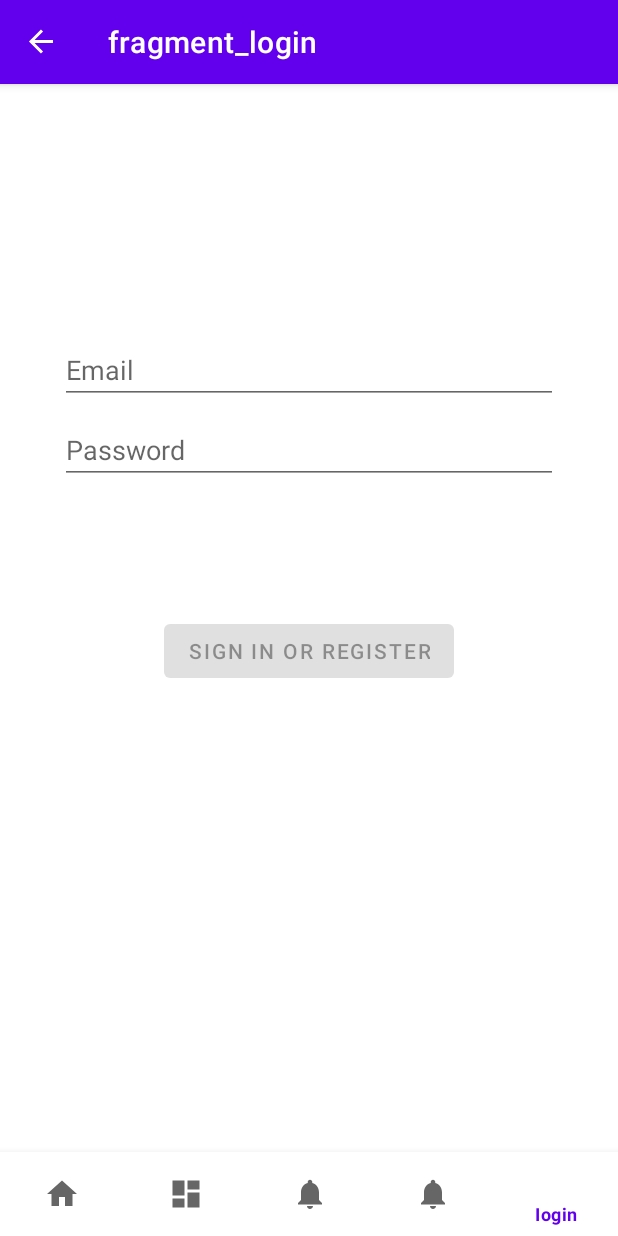
After one commit to Pokhyl/BottomNavigationCat, an Android app: the LoginFragment screen opened through its navigation route, on a phone screen of 412 x 824 dp. The commit adds this screen. Run offline under Robolectric (Android 15) with nearby library versions, the phone set to English and light mode, and no system bars; our stand-ins replace navigation-ui; 5 statements that could not run were skipped.

Commit message:
BottomNavigation

```diff
--- a/app/build.gradle
+++ b/app/build.gradle
@@ -39,6 +39,7 @@ android {
 dependencies {
     implementation 'com.android.support:support-annotations:28.0.0'
     implementation 'androidx.legacy:legacy-support-v4:1.0.0'
+    implementation 'androidx.annotation:annotation:1.3.0'
     def room_version = "2.3.0"
 
     implementation("androidx.room:room-runtime:$room_version")
--- a/app/src/main/java/com/example/bottomnavigationcat/di/ViewModelFactory.kt
+++ b/app/src/main/java/com/example/bottomnavigationcat/di/ViewModelFactory.kt
@@ -4,6 +4,7 @@ import androidx.lifecycle.ViewModelProvider
 import javax.inject.Inject
 import javax.inject.Provider
       //ФАБРИКА
+//   viewModel = ViewModelProvider(this).get(BlankViewModel::class.java)
 class ViewModelFactory @Inject constructor(
     private val creators: Map<Class<out ViewModel>, @JvmSuppressWildcards Provider<ViewModel>>
 ) : ViewModelProvider.Factory {
--- a/app/src/main/java/com/example/bottomnavigationcat/ui/blank/BlankFragment.kt
+++ b/app/src/main/java/com/example/bottomnavigationcat/ui/blank/BlankFragment.kt
@@ -39,6 +39,11 @@ class BlankFragment : Fragment() {
     override fun onActivityCreated(savedInstanceState: Bundle?) {
         super.onActivityCreated(savedInstanceState)
      //   viewModel = ViewModelProvider(this).get(BlankViewModel::class.java)
+      //  val creator:ViewModelProvider = creators[modelClass] ?: creators.entries.firstOrNull {
+//            modelClass.isAssignableFrom(it.key)
+//        }?.value ?: throw IllegalArgumentException("unknown model class $modelClass")
+//        @Suppress("UNCHECKED_CAST")
+//        return creator.get() as T
         (requireContext() as MainActivity).mainComponent.inject(this)
         viewModel.repository.liveData.observe(viewLifecycleOwner,{ println(it)})
         viewModel.liveData.observe(viewLifecycleOwner,{ println(it.size)})
--- /dev/null
+++ b/app/src/main/java/com/example/bottomnavigationcat/ui/ui/login/LoginFragment.kt
@@ -0,0 +1,130 @@
+package com.example.bottomnavigationcat.ui.ui.login
+
+import androidx.lifecycle.Observer
+import androidx.lifecycle.ViewModelProvider
+import androidx.annotation.StringRes
+import androidx.fragment.app.Fragment
+import android.os.Bundle
+import android.text.Editable
+import android.text.TextWatcher
+import android.view.LayoutInflater
+import android.view.View
+import android.view.ViewGroup
+import android.view.inputmethod.EditorInfo
+import android.widget.Button
+import android.widget.EditText
+import android.widget.ProgressBar
+import android.widget.Toast
+import com.example.bottomnavigationcat.databinding.FragmentLoginBinding
+
+
+class LoginFragment : Fragment() {
+
+    private lateinit var loginViewModel: LoginViewModel
+    private var _binding: FragmentLoginBinding? = null
+
+    // This property is only valid between onCreateView and
+    // onDestroyView.
+    private val binding get() = _binding!!
+
+    override fun onCreateView(
+        inflater: LayoutInflater,
+        container: ViewGroup?,
+        savedInstanceState: Bundle?
+    ): View? {
+
+        _binding = FragmentLoginBinding.inflate(inflater, container, false)
+        return binding.root
+
+    }
+
+    override fun onViewCreated(view: View, savedInstanceState: Bundle?) {
+        super.onViewCreated(view, savedInstanceState)
+        loginViewModel = ViewModelProvider(this, LoginViewModelFactory())
+            .get(LoginViewModel::class.java)
+
+        val usernameEditText = binding.username
+        val passwordEditText = binding.password
+        val loginButton = binding.login
+        val loadingProgressBar = binding.loading
+
+        loginViewModel.loginFormState.observe(viewLifecycleOwner,
+            Observer { loginFormState ->
+                if (loginFormState == null) {
+                    return@Observer
+                }
+                loginButton.isEnabled = loginFormState.isDataValid
+                loginFormState.usernameError?.let {
+                    usernameEditText.error = getString(it)
+                }
+                loginFormState.passwordError?.let {
+                    passwordEditText.error = getString(it)
+                }
+            })
+
+        loginViewModel.loginResult.observe(viewLifecycleOwner,
+            Observer { loginResult ->
+                loginResult ?: return@Observer
+                loadingProgressBar.visibility = View.GONE
+                loginResult.error?.let {
+                    showLoginFailed(it)
+                }
+                loginResult.success?.let {
+                    updateUiWithUser(it)
+                }
+            })
+
+        val afterTextChangedListener = object : TextWatcher {
+            override fun beforeTextChanged(s: CharSequence, start: Int, count: Int, after: Int) {
+                // ignore
+            }
+
+            override fun onTextChanged(s: CharSequence, start: Int, before: Int, count: Int) {
+                // ignore
+            }
+
+            override fun afterTextChanged(s: Editable) {
+                loginViewModel.loginDataChanged(
+                    usernameEditText.text.toString(),
+                    passwordEditText.text.toString()
+                )
+            }
+        }
+        usernameEditText.addTextChangedListener(afterTextChangedListener)
+        passwordEditText.addTextChangedListener(afterTextChangedListener)
+        passwordEditText.setOnEditorActionListener { _, actionId, _ ->
+            if (actionId == EditorInfo.IME_ACTION_DONE) {
+                loginViewModel.login(
+                    usernameEditText.text.toString(),
+                    passwordEditText.text.toString()
+                )
+            }
+            false
+        }
+
+        loginButton.setOnClickListener {
+            loadingProgressBar.visibility = View.VISIBLE
+            loginViewModel.login(
+                usernameEditText.text.toString(),
+                passwordEditText.text.toString()
+            )
+        }
+    }
+
+    private fun updateUiWithUser(model: LoggedInUserView) {
+        val welcome = "velcom" + model.displayName
+        // TODO : initiate successful logged in experience
+        val appContext = context?.applicationContext ?: return
+        Toast.makeText(appContext, welcome, Toast.LENGTH_LONG).show()
+    }
+
+    private fun showLoginFailed(@StringRes errorString: Int) {
+        val appContext = context?.applicationContext ?: return
+        Toast.makeText(appContext, errorString, Toast.LENGTH_LONG).show()
+    }
+
+    override fun onDestroyView() {
+        super.onDestroyView()
+        _binding = null
+    }
+}
--- /dev/null
+++ b/app/src/main/java/com/example/bottomnavigationcat/ui/ui/login/LoginViewModel.kt
@@ -0,0 +1,56 @@
+package com.example.bottomnavigationcat.ui.ui.login
+
+import androidx.lifecycle.LiveData
+import androidx.lifecycle.MutableLiveData
+import androidx.lifecycle.ViewModel
+import android.util.Patterns
+import com.example.bottomnavigationcat.R
+import com.example.bottomnavigationcat.ui.data.LoginRepository
+import com.example.bottomnavigationcat.ui.data.Result
+
+
+
+class LoginViewModel(private val loginRepository: LoginRepository) : ViewModel() {
+
+    private val _loginForm = MutableLiveData<LoginFormState>()
+    val loginFormState: LiveData<LoginFormState> = _loginForm
+
+    private val _loginResult = MutableLiveData<LoginResult>()
+    val loginResult: LiveData<LoginResult> = _loginResult
+
+    fun login(username: String, password: String) {
+        // can be launched in a separate asynchronous job
+        val result = loginRepository.login(username, password)
+
+        if (result is Result.Success) {
+            _loginResult.value =
+                LoginResult(success = LoggedInUserView(displayName = result.data.displayName))
+        } else {
+          //  _loginResult.value = LoginResult(error = "era")
+        }
+    }
+
+    fun loginDataChanged(username: String, password: String) {
+        if (!isUserNameValid(username)) {
+//            _loginForm.value = LoginFormState(usernameError = R.string.invalid_username)
+        } else if (!isPasswordValid(password)) {
+     //       _loginForm.value = LoginFormState(passwordError = R.string.invalid_password)
+        } else {
+            _loginForm.value = LoginFormState(isDataValid = true)
+        }
+    }
+
+    // A placeholder username validation check
+    private fun isUserNameValid(username: String): Boolean {
+        return if (username.contains("@")) {
+            Patterns.EMAIL_ADDRESS.matcher(username).matches()
+        } else {
+            username.isNotBlank()
+        }
+    }
+
+    // A placeholder password validation check
+    private fun isPasswordValid(password: String): Boolean {
+        return password.length > 5
+    }
+}
--- /dev/null
+++ b/app/src/main/java/com/example/bottomnavigationcat/ui/ui/login/LoginViewModelFactory.kt
@@ -0,0 +1,25 @@
+package com.example.bottomnavigationcat.ui.ui.login
+
+import androidx.lifecycle.ViewModel
+import androidx.lifecycle.ViewModelProvider
+import com.example.bottomnavigationcat.ui.data.LoginDataSource
+import com.example.bottomnavigationcat.ui.data.LoginRepository
+
+/**
+ * ViewModel provider factory to instantiate LoginViewModel.
+ * Required given LoginViewModel has a non-empty constructor
+ */
+class LoginViewModelFactory : ViewModelProvider.Factory {
+
+    @Suppress("UNCHECKED_CAST")
+    override fun <T : ViewModel> create(modelClass: Class<T>): T {
+        if (modelClass.isAssignableFrom(LoginViewModel::class.java)) {
+            return LoginViewModel(
+                loginRepository = LoginRepository(
+                    dataSource = LoginDataSource()
+                )
+            ) as T
+        }
+        throw IllegalArgumentException("Unknown ViewModel class")
+    }
+}
--- /dev/null
+++ b/app/src/main/res/layout/fragment_login.xml
@@ -0,0 +1,76 @@
+<?xml version="1.0" encoding="utf-8"?>
+<androidx.constraintlayout.widget.ConstraintLayout xmlns:android="http://schemas.android.com/apk/res/android"
+    xmlns:app="http://schemas.android.com/apk/res-auto"
+    xmlns:tools="http://schemas.android.com/tools"
+    android:id="@+id/container"
+    android:layout_width="match_parent"
+    android:layout_height="match_parent"
+    android:paddingLeft="@dimen/fragment_horizontal_margin"
+    android:paddingTop="@dimen/fragment_vertical_margin"
+    android:paddingRight="@dimen/fragment_horizontal_margin"
+    android:paddingBottom="@dimen/fragment_vertical_margin"
+    tools:context=".ui.ui.login.LoginFragment">
+
+    <EditText
+        android:id="@+id/username"
+        android:layout_width="0dp"
+        android:layout_height="wrap_content"
+        android:layout_marginStart="24dp"
+        android:layout_marginTop="96dp"
+        android:layout_marginEnd="24dp"
+        android:hint="@string/prompt_email"
+        android:inputType="textEmailAddress"
+        android:selectAllOnFocus="true"
+        app:layout_constraintEnd_toEndOf="parent"
+        app:layout_constraintStart_toStartOf="parent"
+        app:layout_constraintTop_toTopOf="parent" />
+
+    <EditText
+        android:id="@+id/password"
+        android:layout_width="0dp"
+        android:layout_height="wrap_content"
+        android:layout_marginStart="24dp"
+        android:layout_marginTop="8dp"
+        android:layout_marginEnd="24dp"
+        android:hint="@string/prompt_password"
+        android:imeActionLabel="@string/action_sign_in_short"
+        android:imeOptions="actionDone"
+        android:inputType="textPassword"
+        android:selectAllOnFocus="true"
+        app:layout_constraintEnd_toEndOf="parent"
+        app:layout_constraintStart_toStartOf="parent"
+        app:layout_constraintTop_toBottomOf="@+id/username" />
+
+    <Button
+        android:id="@+id/login"
+        android:layout_width="wrap_content"
+        android:layout_height="wrap_content"
+        android:layout_gravity="start"
+        android:layout_marginStart="48dp"
+        android:layout_marginTop="16dp"
+        android:layout_marginEnd="48dp"
+        android:layout_marginBottom="64dp"
+        android:enabled="false"
+        android:text="@string/action_sign_in"
+        app:layout_constraintBottom_toBottomOf="parent"
+        app:layout_constraintEnd_toEndOf="parent"
+        app:layout_constraintStart_toStartOf="parent"
+        app:layout_constraintTop_toBottomOf="@+id/password"
+        app:layout_constraintVertical_bias="0.2" />
+
+    <ProgressBar
+        android:id="@+id/loading"
+        android:layout_width="wrap_content"
+        android:layout_height="wrap_content"
+        android:layout_gravity="center"
+        android:layout_marginStart="32dp"
+        android:layout_marginTop="64dp"
+        android:layout_marginEnd="32dp"
+        android:layout_marginBottom="64dp"
+        android:visibility="gone"
+        app:layout_constraintBottom_toBottomOf="parent"
+        app:layout_constraintEnd_toEndOf="@+id/password"
+        app:layout_constraintStart_toStartOf="@+id/password"
+        app:layout_constraintTop_toTopOf="parent"
+        app:layout_constraintVertical_bias="0.3" />
+</androidx.constraintlayout.widget.ConstraintLayout>
--- a/app/src/main/res/menu/bottom_nav_menu.xml
+++ b/app/src/main/res/menu/bottom_nav_menu.xml
@@ -19,6 +19,9 @@
         android:id="@+id/blank_fragment"
         android:icon="@drawable/ic_notifications_black_24dp"
         android:title="Fragment" />
+    <item
+        android:id="@+id/loginFragment"
+        android:title="Iogin" />
 
 
 </menu>
--- a/app/src/main/res/navigation/mobile_navigation.xml
+++ b/app/src/main/res/navigation/mobile_navigation.xml
@@ -27,4 +27,9 @@
         android:name="com.example.bottomnavigationcat.ui.blank.BlankFragment"
         android:label="blank_fragment"
         tools:layout="@layout/blank_fragment" />
+    <fragment
+        android:id="@+id/loginFragment"
+        android:name="com.example.bottomnavigationcat.ui.ui.login.LoginFragment"
+        android:label="fragment_login"
+        tools:layout="@layout/fragment_login" />
 </navigation>
--- a/app/src/main/res/values/dimens.xml
+++ b/app/src/main/res/values/dimens.xml
@@ -2,4 +2,7 @@
     <!-- Default screen margins, per the Android Design guidelines. -->
     <dimen name="activity_horizontal_margin">16dp</dimen>
     <dimen name="activity_vertical_margin">16dp</dimen>
+    <!-- Default screen margins, per the Android Design guidelines. -->
+    <dimen name="fragment_horizontal_margin">16dp</dimen>
+    <dimen name="fragment_vertical_margin">16dp</dimen>
 </resources>
--- a/app/src/main/res/values/strings.xml
+++ b/app/src/main/res/values/strings.xml
@@ -3,4 +3,13 @@
     <string name="title_home">Home</string>
     <string name="title_dashboard">Dashboard</string>
     <string name="title_notifications">Notifications</string>
+    <!-- Strings related to login -->
+    <string name="prompt_email">Email</string>
+    <string name="prompt_password">Password</string>
+    <string name="action_sign_in">Sign in or register</string>
+    <string name="action_sign_in_short">Sign in</string>
+    <string name="welcome">"Welcome!"</string>
+    <string name="invalid_username">Not a valid username</string>
+    <string name="invalid_password">Password must be >5 characters</string>
+    <string name="login_failed">"Login failed"</string>
 </resources>
```
Also changed, not shown: app/src/main/java/com/example/bottomnavigationcat/ui/blank/Base.kt (added, +27 -0 lines), app/src/main/java/com/example/bottomnavigationcat/ui/data/LoginDataSource.kt (added, +24 -0 lines), app/src/main/java/com/example/bottomnavigationcat/ui/data/LoginRepository.kt (added, +46 -0 lines), app/src/main/java/com/example/bottomnavigationcat/ui/data/Result.kt (added, +18 -0 lines), app/src/main/java/com/example/bottomnavigationcat/ui/data/model/LoggedInUser.kt (added, +9 -0 lines), app/src/main/java/com/example/bottomnavigationcat/ui/ui/login/LoggedInUserView.kt (added, +9 -0 lines), app/src/main/java/com/example/bottomnavigationcat/ui/ui/login/LoginFormState.kt (added, +10 -0 lines), app/src/main/java/com/example/bottomnavigationcat/ui/ui/login/LoginResult.kt (added, +9 -0 lines).
